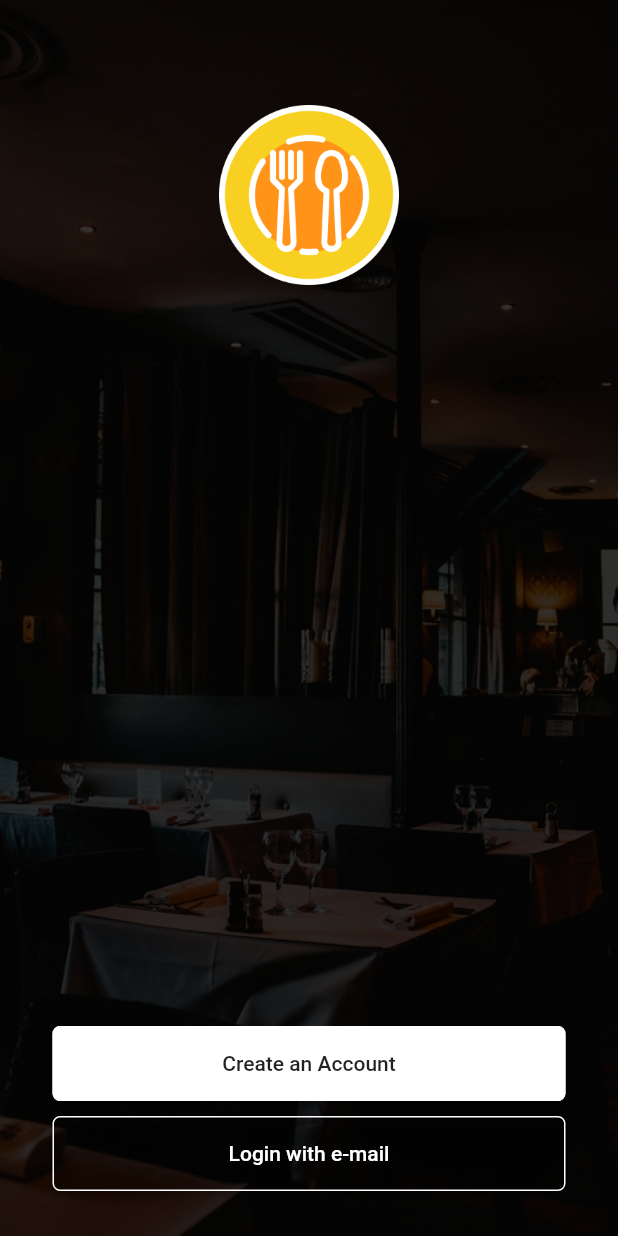
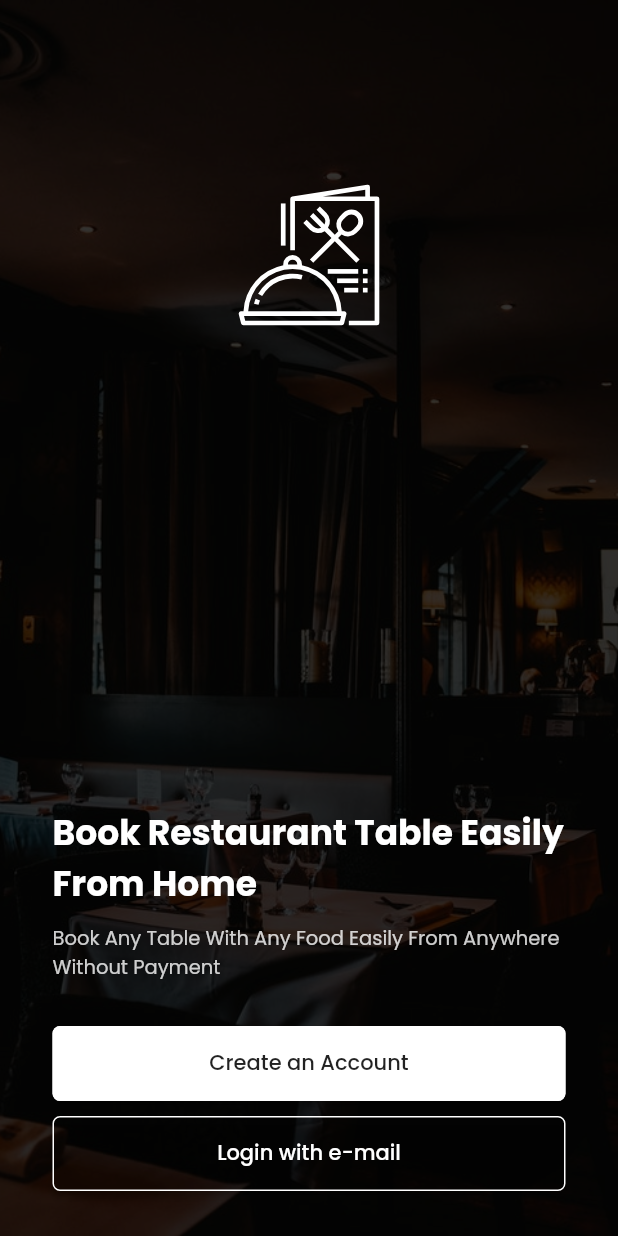
Before and after one commit to ashirali4/resturent_book_backend, a Flutter app: the Getting_Started screen opened directly, on a phone screen of 412 x 824 dp. Run offline on Flutter 3.47's test engine with Material 2 defaults, Android fonts, the phone set to English and light mode, and no system bars; our stand-ins replace firebase_auth, firebase_core, firebase_database, flutter_svg, google_fonts; accounts and stored records are empty.

Commit message:
with sing up sing in

```diff
--- a/lib/auth_pages/getting_started.dart
+++ b/lib/auth_pages/getting_started.dart
@@ -1,5 +1,7 @@
 import 'package:flutter/material.dart';
 import 'package:flutter/services.dart';
+import 'package:flutter_svg/svg.dart';
+import 'package:google_fonts/google_fonts.dart';
 class Getting_Started extends StatefulWidget {
   @override
   _Getting_StartedState createState() => _Getting_StartedState();
@@ -32,9 +34,11 @@ class _Getting_StartedState extends State<Getting_Started> {
                       Column(
                         children: [
                           Container(
-                              height: 120,
-                              width: 120,
-                              child: Image.asset("assets/dish.png")),
+                            height: 200,
+                            child: SvgPicture.asset(
+                              "assets/icon.svg",color: Colors.white,height: 100,),
+
+                          ),
                         ],
                       )
                   ),
@@ -44,22 +48,19 @@ class _Getting_StartedState extends State<Getting_Started> {
                   child: Container(
                     child: Column(
                       children: [
-                        // Text("Bid Football Matches and Win Cash",
-                        //   style: TextStyle(
-                        //     fontSize: 23,
-                        //     fontWeight: FontWeight.bold,
-                        //     fontFamily: 'OpenSans',
-                        //     color: Colors.white,
-                        //   ),),
-                        // SizedBox(height: 10,),
-                        // Text("With our app you can win prize with foodball anytime and everywhere",
-                        //   style: TextStyle(
-                        //     fontSize: 13,
-                        //
-                        //     fontFamily: 'OpenSans',
-                        //     color: Colors.white.withOpacity(.8),
-                        //   ),),
-                        // SizedBox(height: 30,),
+                        Text("Book Restaurant Table Easily From Home",
+                          style: GoogleFonts.poppins(
+                            fontSize: 23,
+                            fontWeight: FontWeight.bold,
+                            color: Colors.white,
+                          ),),
+                        SizedBox(height: 10,),
+                        Text("Book Any Table With Any Food Easily From Anywhere Without Payment",
+                          style: GoogleFonts.poppins(
+                            fontSize: 13,
+                            color: Colors.white.withOpacity(.8),
+                          )),
+                        SizedBox(height: 30,),
                         Container(
                           height: 50,
                           width: MediaQuery.of(context).size.width,
@@ -73,7 +74,7 @@ class _Getting_StartedState extends State<Getting_Started> {
                             color: Colors.white,
                             textColor: Colors.black87,
                             child: Text("Create an Account",
-                                style: TextStyle(fontSize: 14)),
+                                style: GoogleFonts.poppins(fontSize: 14)),
                           ),
                         ),
                         SizedBox(height: 10,),
@@ -90,7 +91,7 @@ class _Getting_StartedState extends State<Getting_Started> {
                             color: Colors.transparent,
                             textColor: Colors.white,
                             child: Text("Login with e-mail",
-                                style: TextStyle(fontSize: 14)),
+                                style: GoogleFonts.poppins(fontSize: 14)),
                           ),
                         ),
                         SizedBox(height: 30,),
--- a/lib/main.dart
+++ b/lib/main.dart
@@ -24,7 +24,7 @@ class MyApp extends StatelessWidget {
         brightness: Brightness.dark,
         visualDensity: VisualDensity.adaptivePlatformDensity,
       ),
-      home: SignUp(),
+      home: Getting_Started(),
       onGenerateRoute: generateRoute,
     );
   }
```
Also changed, not shown: lib/auth_pages/login.dart (+49 -54 lines), lib/auth_pages/signup.dart (+54 -51 lines), lib/routes.dart (+8 -2 lines), assets/icon.png (added), assets/icon.svg (added).
